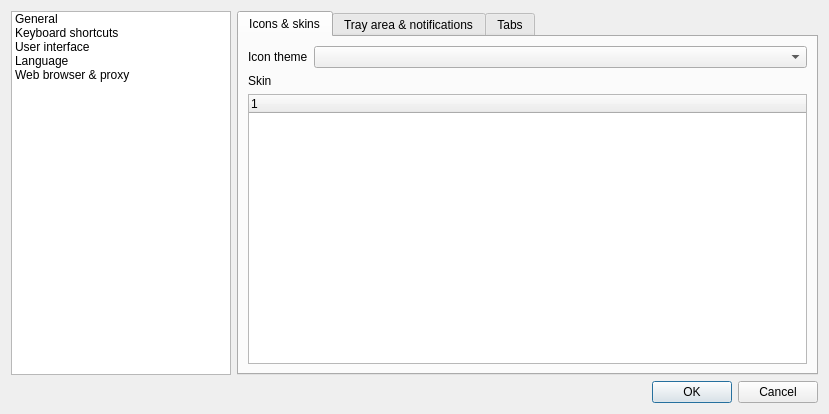
martinrotter/rssguard, file src/gui/formsettings.ui: the form before one commit.
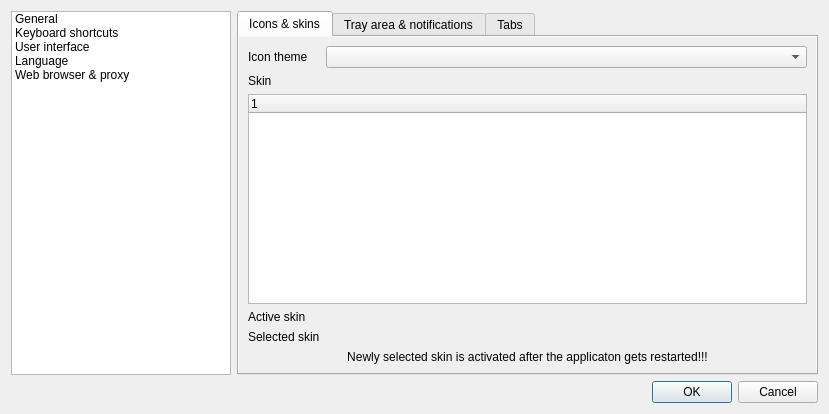
The form after the commit. Custom widgets are drawn as their Qt base class.

Commit message: Work on skins. First implementation ready.

The edit to the form file:
```diff
--- a/src/gui/formsettings.ui
+++ b/src/gui/formsettings.ui
@@ -121,6 +121,36 @@
           <attribute name="title">
            <string>Icons &amp;&amp; skins</string>
           </attribute>
+          <layout class="QHBoxLayout" name="horizontalLayout_8">
+           <property name="leftMargin">
+            <number>0</number>
+           </property>
+           <property name="topMargin">
+            <number>0</number>
+           </property>
+           <property name="rightMargin">
+            <number>0</number>
+           </property>
+           <property name="bottomMargin">
+            <number>0</number>
+           </property>
+           <item>
+            <widget class="QScrollArea" name="m_scrollIconSkins">
+             <property name="frameShape">
+              <enum>QFrame::NoFrame</enum>
+             </property>
+             <property name="widgetResizable">
+              <bool>true</bool>
+             </property>
+             <widget class="QWidget" name="scrollAreaWidgetContents_2">
+              <property name="geometry">
+               <rect>
+                <x>0</x>
+                <y>0</y>
+                <width>581</width>
+                <height>340</height>
+               </rect>
+              </property>
           <layout class="QFormLayout" name="formLayout">
            <item row="0" column="0">
             <widget class="QLabel" name="m_lblIconTheme">
@@ -164,6 +194,48 @@
                <string notr="true">1</string>
               </property>
              </column>
+                </widget>
+               </item>
+               <item row="3" column="0">
+                <widget class="QLabel" name="m_lblActiveCaption">
+                 <property name="text">
+                  <string>Active skin</string>
+                 </property>
+                </widget>
+               </item>
+               <item row="3" column="1">
+                <widget class="QLabel" name="m_lblActiveContents">
+                 <property name="text">
+                  <string/>
+                 </property>
+                </widget>
+               </item>
+               <item row="4" column="0">
+                <widget class="QLabel" name="m_lblSelectedCaption">
+                 <property name="text">
+                  <string>Selected skin</string>
+                 </property>
+                </widget>
+               </item>
+               <item row="4" column="1">
+                <widget class="QLabel" name="m_lblSelectedContents">
+                 <property name="text">
+                  <string/>
+                 </property>
+                </widget>
+               </item>
+               <item row="5" column="0" colspan="2">
+                <widget class="QLabel" name="label">
+                 <property name="text">
+                  <string>Newly selected skin is activated after the applicaton gets restarted!!!</string>
+                 </property>
+                 <property name="alignment">
+                  <set>Qt::AlignCenter</set>
+                 </property>
+                </widget>
+               </item>
+              </layout>
+             </widget>
             </widget>
            </item>
           </layout>
```
Lines whose indentation alone changed are shown as unchanged. The commit also changes 5 other files.
